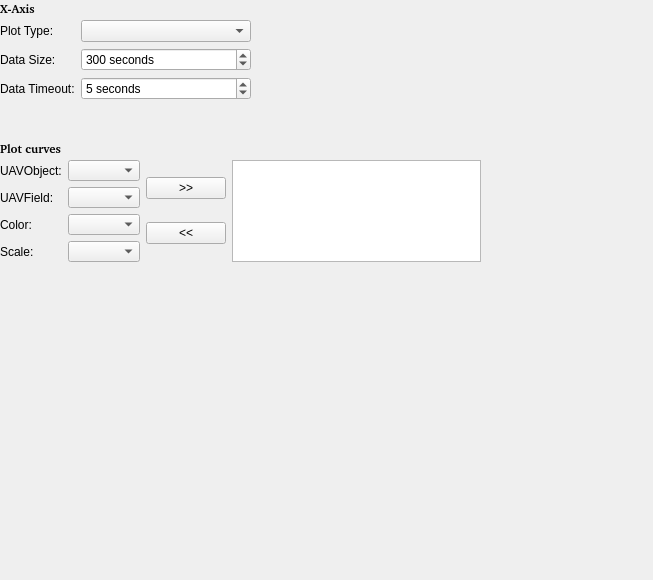
Above: ground/src/plugins/scope/scopegadgetoptionspage.ui from openpilot/OpenPilot before the change. Below: the same form after it.
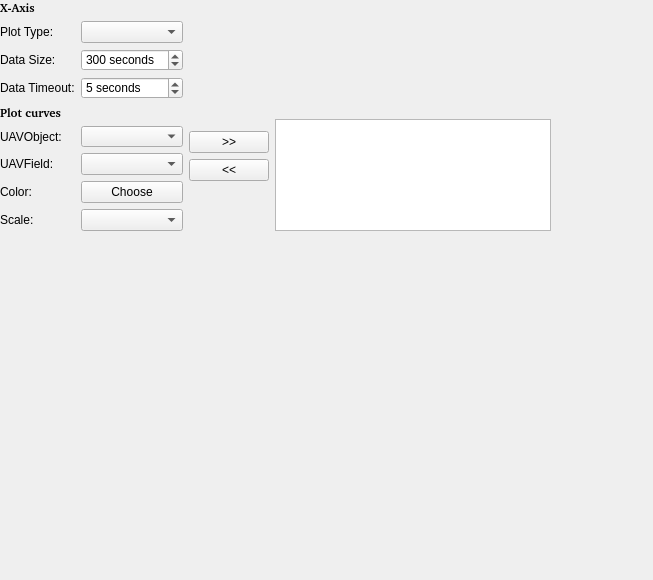
That is the form after the change.

Commit message: OP-42 GCS/Scope: Added QColorDialog color selection instead of fixed list of colors.

Patch:
```diff
--- a/ground/src/plugins/scope/scopegadgetoptionspage.ui
+++ b/ground/src/plugins/scope/scopegadgetoptionspage.ui
@@ -18,25 +18,41 @@
     <rect>
      <x>0</x>
      <y>0</y>
-     <width>531</width>
-     <height>361</height>
+     <width>591</width>
+     <height>261</height>
     </rect>
    </property>
-   <widget class="QWidget" name="formLayoutWidget_3">
+   <widget class="QWidget" name="horizontalLayoutWidget">
     <property name="geometry">
      <rect>
       <x>0</x>
-      <y>20</y>
-      <width>251</width>
-      <height>111</height>
+      <y>0</y>
+      <width>551</width>
+      <height>231</height>
      </rect>
     </property>
-    <layout class="QFormLayout" name="formLayout_3">
+    <layout class="QHBoxLayout" name="horizontalLayout">
+     <property name="sizeConstraint">
+      <enum>QLayout::SetDefaultConstraint</enum>
+     </property>
+     <item>
+      <layout class="QFormLayout" name="formLayout">
      <property name="fieldGrowthPolicy">
       <enum>QFormLayout::AllNonFixedFieldsGrow</enum>
      </property>
-     <item row="1" column="1">
-      <widget class="QComboBox" name="cmbPlotType"/>
+       <item row="0" column="0">
+        <widget class="QLabel" name="label_9">
+         <property name="font">
+          <font>
+           <family>Bitstream Charter</family>
+           <weight>75</weight>
+           <bold>true</bold>
+          </font>
+         </property>
+         <property name="text">
+          <string>X-Axis</string>
+         </property>
+        </widget>
      </item>
      <item row="1" column="0">
       <widget class="QLabel" name="label">
@@ -45,6 +61,16 @@
        </property>
       </widget>
      </item>
+       <item row="1" column="1">
+        <widget class="QComboBox" name="cmbPlotType"/>
+       </item>
+       <item row="2" column="0">
+        <widget class="QLabel" name="label_2">
+         <property name="text">
+          <string>Data Size:</string>
+         </property>
+        </widget>
+       </item>
      <item row="2" column="1">
       <widget class="QSpinBox" name="spnDataSize">
        <property name="suffix">
@@ -61,10 +87,10 @@
        </property>
       </widget>
      </item>
-     <item row="2" column="0">
-      <widget class="QLabel" name="label_2">
+       <item row="3" column="0">
+        <widget class="QLabel" name="label_7">
        <property name="text">
-        <string>Data Size:</string>
+          <string>Data Timeout:</string>
        </property>
       </widget>
      </item>
@@ -84,68 +110,62 @@
        </property>
       </widget>
      </item>
-     <item row="3" column="0">
-      <widget class="QLabel" name="label_7">
+       <item row="4" column="0">
+        <widget class="QLabel" name="label_8">
+         <property name="font">
+          <font>
+           <family>Bitstream Charter</family>
+           <weight>75</weight>
+           <bold>true</bold>
+          </font>
+         </property>
        <property name="text">
-        <string>Data Timeout:</string>
+          <string>Plot curves</string>
        </property>
       </widget>
      </item>
-    </layout>
-   </widget>
-   <widget class="QWidget" name="horizontalLayoutWidget">
-    <property name="geometry">
-     <rect>
-      <x>0</x>
-      <y>160</y>
-      <width>481</width>
-      <height>102</height>
-     </rect>
-    </property>
-    <layout class="QHBoxLayout" name="horizontalLayout">
-     <property name="sizeConstraint">
-      <enum>QLayout::SetDefaultConstraint</enum>
-     </property>
-     <item>
-      <layout class="QFormLayout" name="formLayout">
-       <item row="0" column="0">
+       <item row="5" column="0">
         <widget class="QLabel" name="label_5">
          <property name="text">
           <string>UAVObject:</string>
          </property>
         </widget>
        </item>
-       <item row="0" column="1">
+       <item row="5" column="1">
         <widget class="QComboBox" name="cmbUAVObjects"/>
        </item>
-       <item row="2" column="0">
-        <widget class="QLabel" name="label_3">
-         <property name="text">
-          <string>Color:</string>
-         </property>
-        </widget>
-       </item>
-       <item row="2" column="1">
-        <widget class="QComboBox" name="cmbColor"/>
-       </item>
-       <item row="1" column="0">
+       <item row="6" column="0">
         <widget class="QLabel" name="label_4">
          <property name="text">
           <string>UAVField:</string>
          </property>
         </widget>
        </item>
-       <item row="1" column="1">
+       <item row="6" column="1">
         <widget class="QComboBox" name="cmbUAVField"/>
        </item>
-       <item row="3" column="0">
+       <item row="7" column="0">
+        <widget class="QLabel" name="label_3">
+         <property name="text">
+          <string>Color:</string>
+         </property>
+        </widget>
+       </item>
+       <item row="7" column="1">
+        <widget class="QPushButton" name="btnColor">
+         <property name="text">
+          <string>Choose</string>
+         </property>
+        </widget>
+       </item>
+       <item row="8" column="0">
         <widget class="QLabel" name="label_6">
          <property name="text">
           <string>Scale:</string>
          </property>
         </widget>
        </item>
-       <item row="3" column="1">
+       <item row="8" column="1">
         <widget class="QComboBox" name="cmbScale">
          <property name="editable">
           <bool>false</bool>
@@ -159,6 +179,19 @@
        <property name="sizeConstraint">
         <enum>QLayout::SetFixedSize</enum>
        </property>
+       <item>
+        <spacer name="verticalSpacer">
+         <property name="orientation">
+          <enum>Qt::Vertical</enum>
+         </property>
+         <property name="sizeHint" stdset="0">
+          <size>
+           <width>20</width>
+           <height>40</height>
+          </size>
+         </property>
+        </spacer>
+       </item>
        <item>
         <widget class="QPushButton" name="btnAddCurve">
          <property name="text">
@@ -173,10 +206,39 @@
          </property>
         </widget>
        </item>
+       <item>
+        <spacer name="verticalSpacer_2">
+         <property name="orientation">
+          <enum>Qt::Vertical</enum>
+         </property>
+         <property name="sizeType">
+          <enum>QSizePolicy::Fixed</enum>
+         </property>
+         <property name="sizeHint" stdset="0">
+          <size>
+           <width>20</width>
+           <height>50</height>
+          </size>
+         </property>
+        </spacer>
+       </item>
       </layout>
      </item>
      <item>
       <layout class="QVBoxLayout" name="verticalLayout">
+       <item>
+        <spacer name="verticalSpacer_3">
+         <property name="orientation">
+          <enum>Qt::Vertical</enum>
+         </property>
+         <property name="sizeHint" stdset="0">
+          <size>
+           <width>0</width>
+           <height>200</height>
+          </size>
+         </property>
+        </spacer>
+       </item>
        <item>
         <widget class="QListWidget" name="lstCurves">
          <property name="selectionBehavior">
@@ -191,46 +253,6 @@
      </item>
     </layout>
    </widget>
-   <widget class="QLabel" name="label_8">
-    <property name="geometry">
-     <rect>
-      <x>0</x>
-      <y>140</y>
-      <width>81</width>
-      <height>17</height>
-     </rect>
-    </property>
-    <property name="font">
-     <font>
-      <family>Bitstream Charter</family>
-      <weight>75</weight>
-      <bold>true</bold>
-     </font>
-    </property>
-    <property name="text">
-     <string>Plot curves</string>
-    </property>
-   </widget>
-   <widget class="QLabel" name="label_9">
-    <property name="geometry">
-     <rect>
-      <x>0</x>
-      <y>0</y>
-      <width>62</width>
-      <height>17</height>
-     </rect>
-    </property>
-    <property name="font">
-     <font>
-      <family>Bitstream Charter</family>
-      <weight>75</weight>
-      <bold>true</bold>
-     </font>
-    </property>
-    <property name="text">
-     <string>X-Axis</string>
-    </property>
-   </widget>
   </widget>
  </widget>
  <resources/>
```
Lines whose indentation alone changed are shown as unchanged. The commit also changes 3 other files.
